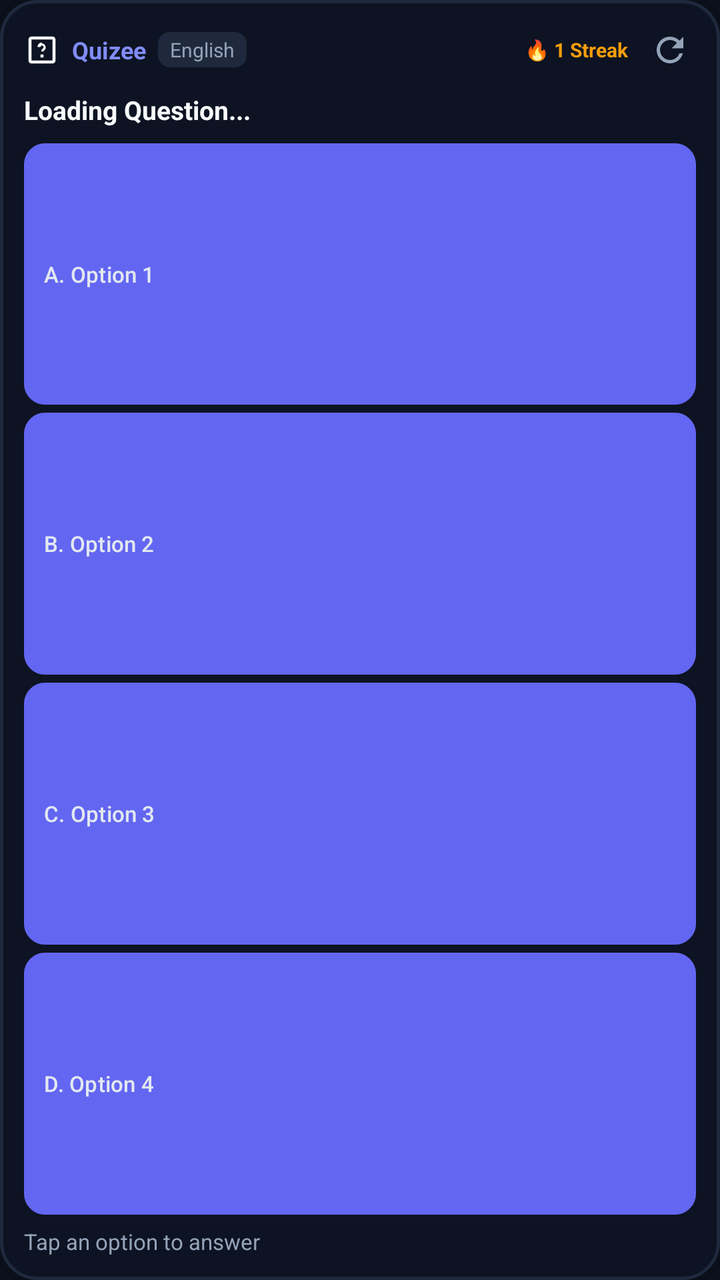
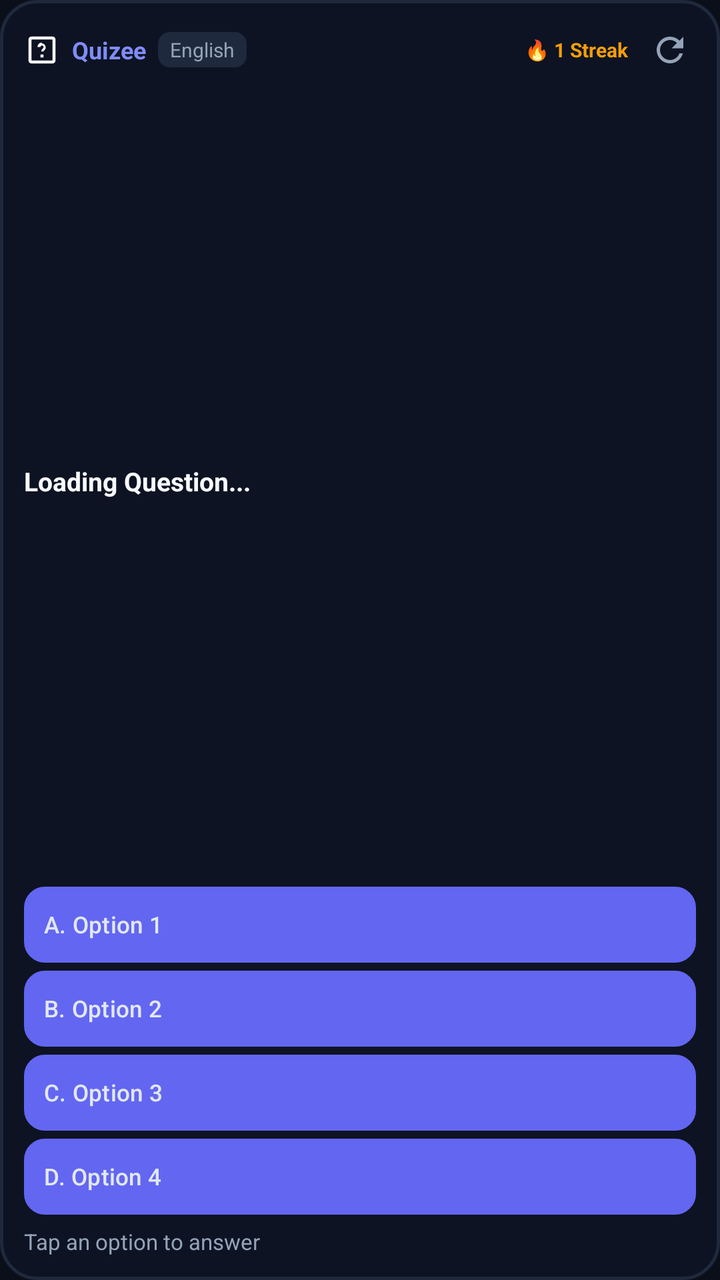

Screens rendered from an Android XML layout before and after an edit, with the pre-edit source and the edit as a unified diff.
<!-- AndroidManifest.xml: application theme Theme.QuizLock -->
<!-- res/layout/widget_quiz_layout.xml -->
<?xml version="1.0" encoding="utf-8"?>
<LinearLayout xmlns:android="http://schemas.android.com/apk/res/android"
    android:id="@+id/widget_root"
    android:layout_width="match_parent"
    android:layout_height="match_parent"
    android:background="@drawable/bg_widget_card"
    android:orientation="vertical"
    android:padding="12dp">

    
    <RelativeLayout
        android:layout_width="match_parent"
        android:layout_height="wrap_content"
        android:layout_marginBottom="8dp">

        <LinearLayout
            android:id="@+id/widget_header_left"
            android:layout_width="wrap_content"
            android:layout_height="wrap_content"
            android:layout_alignParentStart="true"
            android:layout_centerVertical="true"
            android:gravity="center_vertical"
            android:orientation="horizontal">

            <ImageView
                android:id="@+id/widget_img_logo"
                android:layout_width="18dp"
                android:layout_height="18dp"
                android:layout_marginEnd="6dp"
                android:src="@drawable/ic_quiz" />

            <TextView
                android:id="@+id/widget_tv_title"
                android:layout_width="wrap_content"
                android:layout_height="wrap_content"
                android:text="Quizee"
                android:textColor="#818CF8"
                android:textSize="12sp"
                android:textStyle="bold" />

            <TextView
                android:id="@+id/widget_tv_category"
                android:layout_width="wrap_content"
                android:layout_height="wrap_content"
                android:layout_marginStart="6dp"
                android:background="@drawable/bg_widget_badge"
                android:paddingHorizontal="6dp"
                android:paddingVertical="2dp"
                android:text="English"
                android:textColor="#94A3B8"
                android:textSize="10sp" />
        </LinearLayout>

        <LinearLayout
            android:id="@+id/widget_header_right"
            android:layout_width="wrap_content"
            android:layout_height="wrap_content"
            android:layout_alignParentEnd="true"
            android:layout_centerVertical="true"
            android:gravity="center_vertical"
            android:orientation="horizontal">

            <TextView
                android:id="@+id/widget_tv_streak"
                android:layout_width="wrap_content"
                android:layout_height="wrap_content"
                android:layout_marginEnd="8dp"
                android:text="🔥 1 Streak"
                android:textColor="#F59E0B"
                android:textSize="10sp"
                android:textStyle="bold" />

            <ImageButton
                android:id="@+id/widget_btn_refresh"
                android:layout_width="26dp"
                android:layout_height="26dp"
                android:background="?android:attr/selectableItemBackground"
                android:contentDescription="Refresh Question"
                android:padding="3dp"
                android:scaleType="fitCenter"
                android:src="@drawable/ic_widget_refresh" />
        </LinearLayout>
    </RelativeLayout>

    
    <TextView
        android:id="@+id/widget_tv_question"
        android:layout_width="match_parent"
        android:layout_height="wrap_content"
        android:layout_marginBottom="8dp"
        android:ellipsize="end"
        android:lineSpacingExtra="2dp"
        android:maxLines="3"
        android:text="Loading Question..."
        android:textColor="#F8FAFC"
        android:textSize="13sp"
        android:textStyle="bold" />

    
    <LinearLayout
        android:layout_width="match_parent"
        android:layout_height="0dp"
        android:layout_weight="1"
        android:orientation="vertical">

        <Button
            android:id="@+id/widget_btn_opt1"
            android:layout_width="match_parent"
            android:layout_height="0dp"
            android:layout_marginBottom="4dp"
            android:layout_weight="1"
            android:background="@drawable/bg_widget_option_default"
            android:ellipsize="end"
            android:gravity="start|center_vertical"
            android:maxLines="2"
            android:paddingHorizontal="10dp"
            android:paddingVertical="2dp"
            android:text="A. Option 1"
            android:textAllCaps="false"
            android:textColor="#E2E8F0"
            android:textSize="11sp" />

        <Button
            android:id="@+id/widget_btn_opt2"
            android:layout_width="match_parent"
            android:layout_height="0dp"
            android:layout_marginBottom="4dp"
            android:layout_weight="1"
            android:background="@drawable/bg_widget_option_default"
            android:ellipsize="end"
            android:gravity="start|center_vertical"
            android:maxLines="2"
            android:paddingHorizontal="10dp"
            android:paddingVertical="2dp"
            android:text="B. Option 2"
            android:textAllCaps="false"
            android:textColor="#E2E8F0"
            android:textSize="11sp" />

        <Button
            android:id="@+id/widget_btn_opt3"
            android:layout_width="match_parent"
            android:layout_height="0dp"
            android:layout_marginBottom="4dp"
            android:layout_weight="1"
            android:background="@drawable/bg_widget_option_default"
            android:ellipsize="end"
            android:gravity="start|center_vertical"
            android:maxLines="2"
            android:paddingHorizontal="10dp"
            android:paddingVertical="2dp"
            android:text="C. Option 3"
            android:textAllCaps="false"
            android:textColor="#E2E8F0"
            android:textSize="11sp" />

        <Button
            android:id="@+id/widget_btn_opt4"
            android:layout_width="match_parent"
            android:layout_height="0dp"
            android:layout_weight="1"
            android:background="@drawable/bg_widget_option_default"
            android:ellipsize="end"
            android:gravity="start|center_vertical"
            android:maxLines="2"
            android:paddingHorizontal="10dp"
            android:paddingVertical="2dp"
            android:text="D. Option 4"
            android:textAllCaps="false"
            android:textColor="#E2E8F0"
            android:textSize="11sp" />
    </LinearLayout>

    
    <RelativeLayout
        android:layout_width="match_parent"
        android:layout_height="wrap_content"
        android:layout_marginTop="6dp">

        <TextView
            android:id="@+id/widget_tv_feedback"
            android:layout_width="wrap_content"
            android:layout_height="wrap_content"
            android:layout_alignParentStart="true"
            android:layout_centerVertical="true"
            android:layout_toStartOf="@+id/widget_btn_next"
            android:ellipsize="end"
            android:maxLines="1"
            android:text="Tap an option to answer"
            android:textColor="#94A3B8"
            android:textSize="11sp" />

        <Button
            android:id="@+id/widget_btn_next"
            android:layout_width="wrap_content"
            android:layout_height="30dp"
            android:layout_alignParentEnd="true"
            android:layout_centerVertical="true"
            android:background="@drawable/bg_widget_btn_next"
            android:minWidth="70dp"
            android:paddingHorizontal="10dp"
            android:text="Next ➔"
            android:textAllCaps="false"
            android:textColor="#FFFFFF"
            android:textSize="11sp"
            android:textStyle="bold"
            android:visibility="gone" />
    </RelativeLayout>
</LinearLayout>
<!-- resources referenced by this layout -->
<resources>
  <!-- drawable bg_widget_badge (drawable) -->
  <?xml version="1.0" encoding="utf-8"?>
  <shape xmlns:android="http://schemas.android.com/apk/res/android"
      android:shape="rectangle">
      <corners android:radius="6dp" />
      <solid android:color="#1F293D" />
  </shape>
  <!-- drawable bg_widget_btn_next (drawable) -->
  <?xml version="1.0" encoding="utf-8"?>
  <shape xmlns:android="http://schemas.android.com/apk/res/android"
      android:shape="rectangle">
      <corners android:radius="10dp" />
      <solid android:color="#4F46E5" />
  </shape>
  <!-- drawable bg_widget_card (drawable) -->
  <?xml version="1.0" encoding="utf-8"?>
  <shape xmlns:android="http://schemas.android.com/apk/res/android"
      android:shape="rectangle">
      <corners android:radius="18dp" />
      <solid android:color="#0D1322" />
      <stroke
          android:width="1.5dp"
          android:color="#1F293D" />
  </shape>
  <!-- drawable bg_widget_option_default (drawable) -->
  <?xml version="1.0" encoding="utf-8"?>
  <shape xmlns:android="http://schemas.android.com/apk/res/android"
      android:shape="rectangle">
      <corners android:radius="10dp" />
      <solid android:color="#161F30" />
      <stroke
          android:width="1dp"
          android:color="#26354D" />
  </shape>
  <!-- drawable ic_quiz (drawable) -->
  <vector xmlns:android="http://schemas.android.com/apk/res/android"
      android:width="24dp"
      android:height="24dp"
      android:viewportWidth="24"
      android:viewportHeight="24">
    <path
        android:fillColor="#FFFFFFFF"
        android:pathData="M19,3H5C3.9,3 3,3.9 3,5v14c0,1.1 0.9,2 2,2h14c1.1,0 2,-0.9 2,-2V5C21,3.9 20.1,3 19,3zM19,19H5V5h14V19zM11,15h2v2h-2V15zM12,7c-1.66,0 -3,1.34 -3,3h2c0,-0.55 0.45,-1 1,-1s1,0.45 1,1c0,1 -1.5,1.5 -1.5,3h1.5c0,-0.75 1.5,-1.25 1.5,-2.5 0,-1.66 -1.34,-3 -3,-3z"/>
  </vector>
  <!-- drawable ic_widget_refresh (drawable) -->
  <vector xmlns:android="http://schemas.android.com/apk/res/android"
      android:width="24dp"
      android:height="24dp"
      android:viewportWidth="24"
      android:viewportHeight="24">
    <path
        android:fillColor="#94A3B8"
        android:pathData="M17.65,6.35C16.2,4.9 14.21,4 12,4c-4.42,0 -7.99,3.58 -7.99,8s3.57,8 7.99,8c3.73,0 6.84,-2.55 7.73,-6h-2.08c-0.82,2.33 -3.04,4 -5.65,4 -3.31,0 -6,-2.69 -6,-6s2.69,-6 6,-6c1.66,0 3.14,0.69 4.22,1.78L13,11h7V4l-2.35,2.35z"/>
  </vector>
  <style name="Theme.QuizLock" parent="Theme.Material3.DayNight.NoActionBar">
          <item name="colorPrimary">@color/primary</item>
          <item name="colorPrimaryDark">@color/primary_dark</item>
          <item name="colorAccent">@color/accent</item>
          <item name="colorSurface">@color/card_dark</item>
          <item name="colorOnSurface">@color/text_primary</item>
          <item name="colorSurfaceVariant">@color/card_dark_elevated</item>
          <item name="colorOnSurfaceVariant">@color/text_secondary</item>
          <item name="android:windowBackground">@color/bg_dark</item>
          <item name="android:colorBackground">@color/bg_dark</item>
          <item name="android:statusBarColor">@color/bg_dark</item>
          <item name="android:navigationBarColor">@color/bg_dark</item>
          <item name="android:windowLightStatusBar">false</item>
          <item name="android:windowLightNavigationBar">false</item>
      </style>
  <color name="primary">#6366F1</color>
  <color name="primary_dark">#4F46E5</color>
  <color name="accent">#6366F1</color>
  <color name="card_dark">#151D2C</color>
  <color name="text_primary">#F8FAFC</color>
  <color name="card_dark_elevated">#1C2638</color>
  <color name="text_secondary">#94A3B8</color>
  <color name="bg_dark">#0B0F19</color>
</resources>

<!-- the commit's change to res/layout/widget_quiz_layout.xml (unified diff, before → after) -->
@@ -11,7 +11,7 @@
     <RelativeLayout
         android:layout_width="match_parent"
         android:layout_height="wrap_content"
-        android:layout_marginBottom="8dp">
+        android:layout_marginBottom="6dp">
 
         <LinearLayout
             android:id="@+id/widget_header_left"
@@ -83,92 +83,100 @@
     </RelativeLayout>
 
     
-    <TextView
-        android:id="@+id/widget_tv_question"
-        android:layout_width="match_parent"
-        android:layout_height="wrap_content"
-        android:layout_marginBottom="8dp"
-        android:ellipsize="end"
-        android:lineSpacingExtra="2dp"
-        android:maxLines="3"
-        android:text="Loading Question..."
-        android:textColor="#F8FAFC"
-        android:textSize="13sp"
-        android:textStyle="bold" />
-
-    
     <LinearLayout
         android:layout_width="match_parent"
         android:layout_height="0dp"
         android:layout_weight="1"
+        android:gravity="center_vertical"
+        android:orientation="vertical"
+        android:paddingVertical="2dp"
+        android:layout_marginBottom="6dp">
+
+        <TextView
+            android:id="@+id/widget_tv_question"
+            android:layout_width="match_parent"
+            android:layout_height="wrap_content"
+            android:ellipsize="end"
+            android:lineSpacingExtra="2dp"
+            android:maxLines="6"
+            android:text="Loading Question..."
+            android:textColor="#F8FAFC"
+            android:textSize="13sp"
+            android:textStyle="bold" />
+    </LinearLayout>
+
+    
+    <LinearLayout
+        android:layout_width="match_parent"
+        android:layout_height="wrap_content"
         android:orientation="vertical">
 
         <Button
             android:id="@+id/widget_btn_opt1"
             android:layout_width="match_parent"
-            android:layout_height="0dp"
+            android:layout_height="wrap_content"
+            android:minHeight="38dp"
             android:layout_marginBottom="4dp"
-            android:layout_weight="1"
-            android:background="@drawable/bg_widget_option_default"
-            android:ellipsize="end"
-            android:gravity="start|center_vertical"
-            android:maxLines="2"
-            android:paddingHorizontal="10dp"
-            android:paddingVertical="2dp"
+            android:background="@drawable/bg_widget_option_default"
+            android:ellipsize="end"
+            android:gravity="start|center_vertical"
+            android:maxLines="2"
+            android:paddingHorizontal="10dp"
+            android:paddingVertical="4dp"
             android:text="A. Option 1"
             android:textAllCaps="false"
             android:textColor="#E2E8F0"
-            android:textSize="11sp" />
+            android:textSize="11.5sp" />
 
         <Button
             android:id="@+id/widget_btn_opt2"
             android:layout_width="match_parent"
-            android:layout_height="0dp"
+            android:layout_height="wrap_content"
+            android:minHeight="38dp"
             android:layout_marginBottom="4dp"
-            android:layout_weight="1"
-            android:background="@drawable/bg_widget_option_default"
-            android:ellipsize="end"
-            android:gravity="start|center_vertical"
-            android:maxLines="2"
-            android:paddingHorizontal="10dp"
-            android:paddingVertical="2dp"
+            android:background="@drawable/bg_widget_option_default"
+            android:ellipsize="end"
+            android:gravity="start|center_vertical"
+            android:maxLines="2"
+            android:paddingHorizontal="10dp"
+            android:paddingVertical="4dp"
             android:text="B. Option 2"
             android:textAllCaps="false"
             android:textColor="#E2E8F0"
-            android:textSize="11sp" />
+            android:textSize="11.5sp" />
 
         <Button
             android:id="@+id/widget_btn_opt3"
             android:layout_width="match_parent"
-            android:layout_height="0dp"
+            android:layout_height="wrap_content"
+            android:minHeight="38dp"
             android:layout_marginBottom="4dp"
-            android:layout_weight="1"
-            android:background="@drawable/bg_widget_option_default"
-            android:ellipsize="end"
-            android:gravity="start|center_vertical"
-            android:maxLines="2"
-            android:paddingHorizontal="10dp"
-            android:paddingVertical="2dp"
+            android:background="@drawable/bg_widget_option_default"
+            android:ellipsize="end"
+            android:gravity="start|center_vertical"
+            android:maxLines="2"
+            android:paddingHorizontal="10dp"
+            android:paddingVertical="4dp"
             android:text="C. Option 3"
             android:textAllCaps="false"
             android:textColor="#E2E8F0"
-            android:textSize="11sp" />
+            android:textSize="11.5sp" />
 
         <Button
             android:id="@+id/widget_btn_opt4"
             android:layout_width="match_parent"
-            android:layout_height="0dp"
-            android:layout_weight="1"
-            android:background="@drawable/bg_widget_option_default"
-            android:ellipsize="end"
-            android:gravity="start|center_vertical"
-            android:maxLines="2"
-            android:paddingHorizontal="10dp"
-            android:paddingVertical="2dp"
+            android:layout_height="wrap_content"
+            android:minHeight="38dp"
+            android:background="@drawable/bg_widget_option_default"
+            android:ellipsize="end"
+            android:gravity="start|center_vertical"
+            android:maxLines="2"
+            android:paddingHorizontal="10dp"
+            android:paddingVertical="4dp"
             android:text="D. Option 4"
             android:textAllCaps="false"
             android:textColor="#E2E8F0"
-            android:textSize="11sp" />
+            android:textSize="11.5sp" />
     </LinearLayout>
 
     
